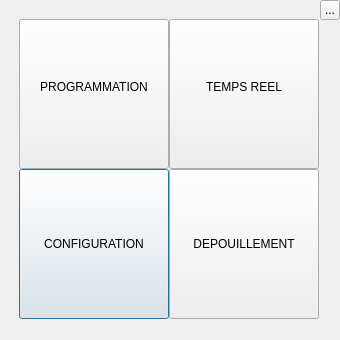
First picture: the form in Src/MatisseServer/ui/WelcomeDialog.ui, repository IfremerUnderwater/Matisse, before the edit.
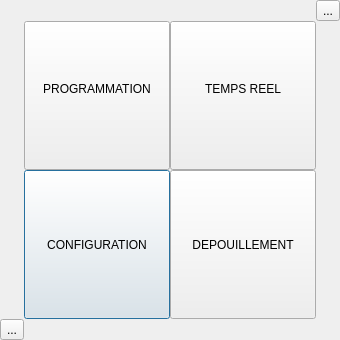
Second picture: the form after the edit. Icons and pictures are not drawn.

Patch:
```diff
--- a/Src/MatisseServer/ui/WelcomeDialog.ui
+++ b/Src/MatisseServer/ui/WelcomeDialog.ui
@@ -19,21 +19,97 @@
   <property name="windowTitle">
    <string>Accueil Matisse</string>
   </property>
-  <widget class="QWidget" name="gridLayoutWidget">
-   <property name="geometry">
-    <rect>
-     <x>-1</x>
-     <y>-1</y>
-     <width>321</width>
-     <height>321</height>
-    </rect>
+  <layout class="QHBoxLayout" name="horizontalLayout">
+   <property name="spacing">
+    <number>0</number>
    </property>
+   <property name="leftMargin">
+    <number>0</number>
+   </property>
+   <property name="topMargin">
+    <number>0</number>
+   </property>
+   <property name="rightMargin">
+    <number>0</number>
+   </property>
+   <property name="bottomMargin">
+    <number>0</number>
+   </property>
+   <item>
+    <layout class="QGridLayout" name="gridLayoutWidget">
+     <property name="spacing">
+      <number>0</number>
+     </property>
+     <item row="0" column="2">
+      <widget class="QToolButton" name="_TBU_welcomeCloseButton">
+       <property name="text">
+        <string>...</string>
+       </property>
+       <property name="icon">
+        <iconset resource="icons.qrc">
+         <normaloff>:/qss_icons/icons/fermer.svg</normaloff>:/qss_icons/icons/fermer.svg</iconset>
+       </property>
+       <property name="iconSize">
+        <size>
+         <width>20</width>
+         <height>20</height>
+        </size>
+       </property>
+      </widget>
+     </item>
+     <item row="1" column="2">
+      <spacer name="verticalSpacer">
+       <property name="orientation">
+        <enum>Qt::Vertical</enum>
+       </property>
+       <property name="sizeHint" stdset="0">
+        <size>
+         <width>20</width>
+         <height>30</height>
+        </size>
+       </property>
+      </spacer>
+     </item>
+     <item row="1" column="0">
+      <spacer name="verticalSpacer_2">
+       <property name="orientation">
+        <enum>Qt::Vertical</enum>
+       </property>
+       <property name="sizeHint" stdset="0">
+        <size>
+         <width>20</width>
+         <height>40</height>
+        </size>
+       </property>
+      </spacer>
+     </item>
+     <item row="2" column="0">
+      <widget class="QToolButton" name="_TBU_welcomeEmptyButton">
+       <property name="enabled">
+        <bool>true</bool>
+       </property>
+       <property name="text">
+        <string>...</string>
+       </property>
+       <property name="icon">
+        <iconset resource="icons.qrc">
+         <normaloff>:/qss_icons/icons/blank_button.svg</normaloff>:/qss_icons/icons/blank_button.svg</iconset>
+       </property>
+       <property name="iconSize">
+        <size>
+         <width>20</width>
+         <height>20</height>
+        </size>
+       </property>
+      </widget>
+     </item>
+     <item row="1" column="1">
    <layout class="QGridLayout" name="gridLayout">
     <property name="leftMargin">
-     <number>20</number>
+        <number>0</number>
     </property>
     <property name="topMargin">
-     <number>20</number>
+        <number>0</number>
     </property>
     <property name="spacing">
      <number>0</number>
@@ -41,21 +117,21 @@
     <item row="1" column="0">
      <widget class="QPushButton" name="configModeLauncherButton">
       <property name="sizePolicy">
-       <sizepolicy hsizetype="Fixed" vsizetype="Fixed">
+          <sizepolicy hsizetype="Expanding" vsizetype="Expanding">
         <horstretch>0</horstretch>
         <verstretch>0</verstretch>
        </sizepolicy>
       </property>
       <property name="minimumSize">
        <size>
-        <width>150</width>
-        <height>150</height>
+           <width>0</width>
+           <height>0</height>
        </size>
       </property>
       <property name="maximumSize">
        <size>
-        <width>150</width>
-        <height>150</height>
+           <width>10000</width>
+           <height>10000</height>
        </size>
       </property>
       <property name="text">
@@ -63,47 +139,18 @@
       </property>
      </widget>
     </item>
-    <item row="0" column="1">
-     <widget class="QPushButton" name="realTimeModeLauncherButton">
-      <property name="sizePolicy">
-       <sizepolicy hsizetype="Fixed" vsizetype="Fixed">
-        <horstretch>0</horstretch>
-        <verstretch>0</verstretch>
-       </sizepolicy>
-      </property>
-      <property name="minimumSize">
-       <size>
-        <width>150</width>
-        <height>150</height>
-       </size>
-      </property>
-      <property name="maximumSize">
-       <size>
-        <width>150</width>
-        <height>150</height>
-       </size>
-      </property>
-      <property name="text">
-       <string>TEMPS REEL
-</string>
-      </property>
-      <property name="autoRepeatInterval">
-       <number>100</number>
-      </property>
-     </widget>
-    </item>
     <item row="0" column="0">
      <widget class="QPushButton" name="progModeLauncherButton">
       <property name="sizePolicy">
-       <sizepolicy hsizetype="Fixed" vsizetype="Fixed">
+          <sizepolicy hsizetype="Expanding" vsizetype="Expanding">
         <horstretch>0</horstretch>
         <verstretch>0</verstretch>
        </sizepolicy>
       </property>
       <property name="minimumSize">
        <size>
-        <width>150</width>
-        <height>150</height>
+           <width>0</width>
+           <height>0</height>
        </size>
       </property>
       <property name="maximumSize">
@@ -118,6 +165,35 @@
       </property>
      </widget>
     </item>
+       <item row="0" column="1">
+        <widget class="QPushButton" name="realTimeModeLauncherButton">
+         <property name="sizePolicy">
+          <sizepolicy hsizetype="Expanding" vsizetype="Expanding">
+           <horstretch>0</horstretch>
+           <verstretch>0</verstretch>
+          </sizepolicy>
+         </property>
+         <property name="minimumSize">
+          <size>
+           <width>0</width>
+           <height>0</height>
+          </size>
+         </property>
+         <property name="maximumSize">
+          <size>
+           <width>10000</width>
+           <height>10000</height>
+          </size>
+         </property>
+         <property name="text">
+          <string>TEMPS REEL
+</string>
+         </property>
+         <property name="autoRepeatInterval">
+          <number>100</number>
+         </property>
+        </widget>
+       </item>
     <item row="1" column="1">
      <widget class="QPushButton" name="deferredTimeModeLauncherButton">
       <property name="sizePolicy">
@@ -128,8 +204,8 @@
       </property>
       <property name="maximumSize">
        <size>
-        <width>150</width>
-        <height>150</height>
+           <width>10000</width>
+           <height>10000</height>
        </size>
       </property>
       <property name="text">
@@ -138,30 +214,10 @@
      </widget>
     </item>
    </layout>
-  </widget>
-  <widget class="QToolButton" name="_TBU_welcomeCloseButton">
-   <property name="geometry">
-    <rect>
-     <x>320</x>
-     <y>0</y>
-     <width>20</width>
-     <height>20</height>
-    </rect>
-   </property>
-   <property name="text">
-    <string>...</string>
-   </property>
-   <property name="icon">
-    <iconset resource="icons.qrc">
-     <normaloff>:/qss_icons/icons/fermer.svg</normaloff>:/qss_icons/icons/fermer.svg</iconset>
-   </property>
-   <property name="iconSize">
-    <size>
-     <width>20</width>
-     <height>20</height>
-    </size>
-   </property>
-  </widget>
+     </item>
+    </layout>
+   </item>
+  </layout>
  </widget>
  <resources>
   <include location="icons.qrc"/>
```
Lines whose indentation alone changed are shown as unchanged.
